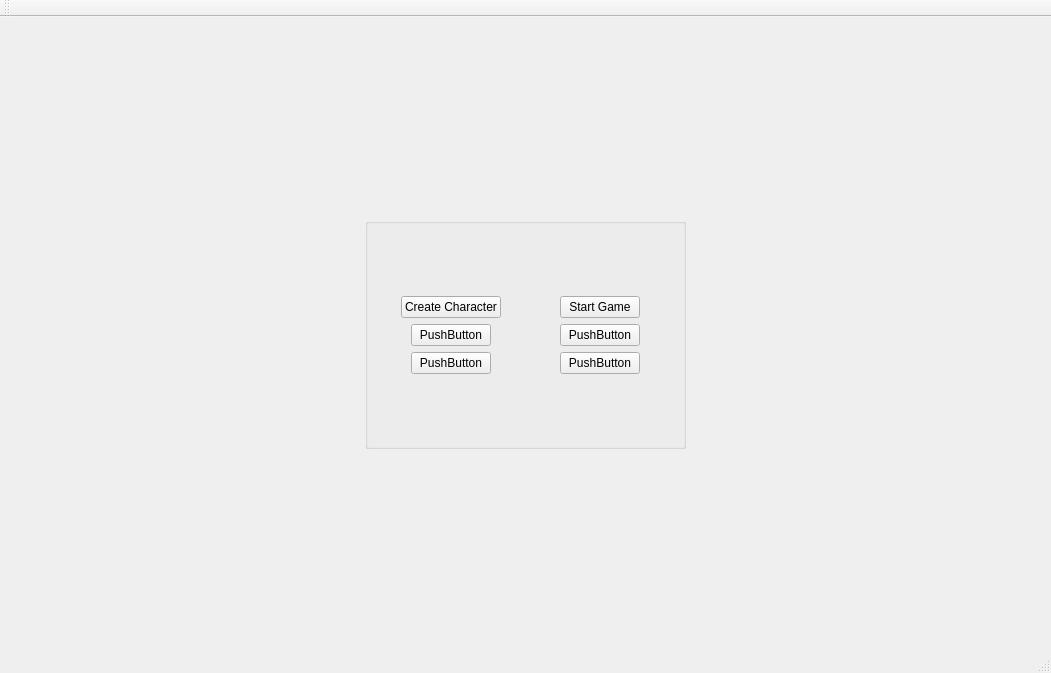
The window that source/Moredor/gamewindow.ui (rcuhljr/mordor-reboot) describes before a commit, drawn with Qt 5.
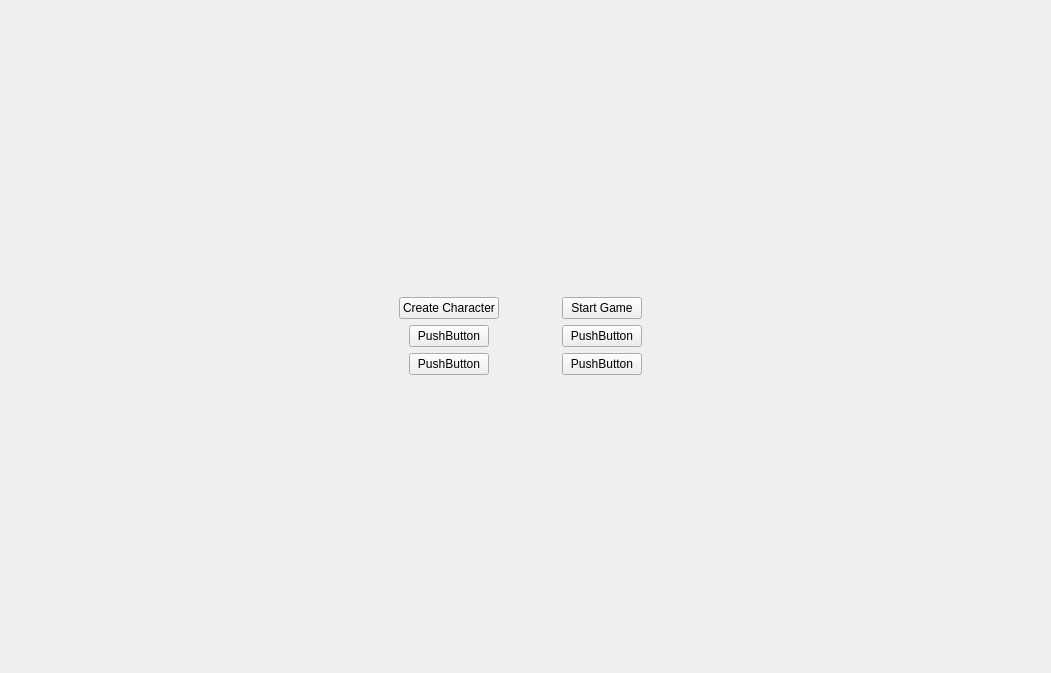
The same window after the commit.

Commit message: window resizing fixed.

What changed in the file:
```diff
--- a/source/Moredor/gamewindow.ui
+++ b/source/Moredor/gamewindow.ui
@@ -10,6 +10,12 @@
     <height>673</height>
    </rect>
   </property>
+  <property name="sizePolicy">
+   <sizepolicy hsizetype="Expanding" vsizetype="Expanding">
+    <horstretch>0</horstretch>
+    <verstretch>0</verstretch>
+   </sizepolicy>
+  </property>
   <property name="windowTitle">
    <string>Moredor</string>
   </property>
@@ -28,19 +34,13 @@
    </property>
    <layout class="QGridLayout" name="gridLayout_3">
     <item row="0" column="0">
-     <widget class="QGroupBox" name="groupBox">
+     <widget class="QWidget" name="menuWidget" native="true">
       <property name="maximumSize">
        <size>
         <width>321</width>
         <height>231</height>
        </size>
       </property>
-      <property name="title">
-       <string/>
-      </property>
-      <property name="flat">
-       <bool>false</bool>
-      </property>
       <layout class="QGridLayout" name="gridLayout">
        <item row="0" column="0">
         <layout class="QGridLayout" name="gridLayout_2">
@@ -93,25 +93,6 @@
     </item>
    </layout>
   </widget>
-  <widget class="QMenuBar" name="menuBar">
-   <property name="geometry">
-    <rect>
-     <x>0</x>
-     <y>0</y>
-     <width>1051</width>
-     <height>21</height>
-    </rect>
-   </property>
-  </widget>
-  <widget class="QToolBar" name="mainToolBar">
-   <attribute name="toolBarArea">
-    <enum>TopToolBarArea</enum>
-   </attribute>
-   <attribute name="toolBarBreak">
-    <bool>false</bool>
-   </attribute>
-  </widget>
-  <widget class="QStatusBar" name="statusBar"/>
  </widget>
  <layoutdefault spacing="6" margin="11"/>
  <resources/>
```
Left out of the diff: 2 changed lines with no effect on the pictures. The commit also changes 2 other files.
